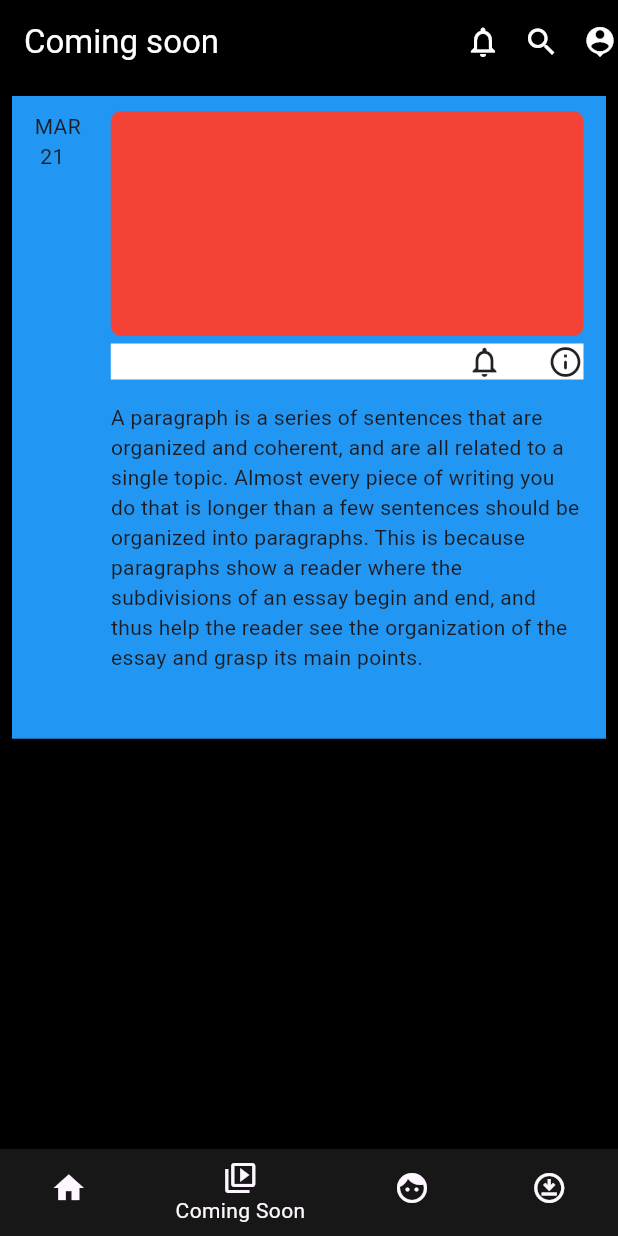
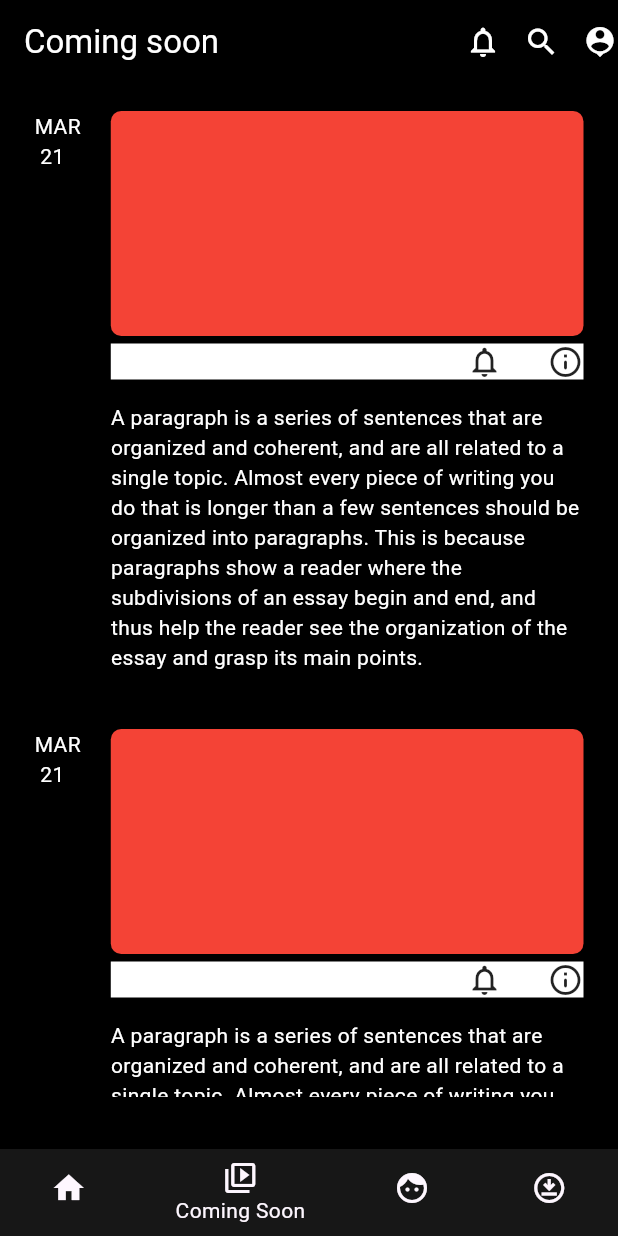
Before and after one commit to sambitskr/Netflix-clone, a Flutter app: the screen it shows after launch, item 2 of the bottom bar chosen, on a phone screen of 412 x 824 dp. Run offline on Flutter 3.47's test engine with Material 3 defaults, Android fonts, the phone set to English and light mode, and no system bars; missing offline and left inert: tmdb_api.

Commit message:
layout of comingsoonPage

```diff
--- a/lib/ComingSoon.dart
+++ b/lib/ComingSoon.dart
@@ -1,6 +1,7 @@
 import 'package:flutter/cupertino.dart';
 import 'package:flutter/material.dart';
 import 'package:flutter/widgets.dart';
+import 'package:netflix/Tiles/comingsoonTiles.dart';
 
 class ComingsoonPage extends StatelessWidget {
   const ComingsoonPage({super.key});
@@ -42,76 +43,23 @@ class ComingsoonPage extends StatelessWidget {
           Row(
             children: [],
           ),
-          SingleChildScrollView(
-            child: Padding(
+          Padding(
               padding: const EdgeInsets.all(8.0),
               child: Column(
                 children: [
                   Container(
-                    color: Colors.blue,
-                    height: MediaQuery.of(context).size.height * 0.52,
-                    width: MediaQuery.of(context).size.width,
-                    padding:
-                        EdgeInsets.only(top: 10.0, left: 15.0, right: 15.0),
-                    child: Row(
+                    height: MediaQuery.of(context).size.height * 0.81,
+                    child: ListView(
+                      scrollDirection: Axis.vertical,
                       children: [
-                        //Date of release
-                        Column(
-                          children: [Text('MAR\n 21')],
-                        ),
-                        SizedBox(
-                          width: 20,
-                        ),
-                        // the trailer and other content
-
-                        Expanded(
-                          child: Column(
-                            children: [
-                              Container(
-                                width: MediaQuery.of(context).size.width,
-                                height: 150,
-                                decoration: BoxDecoration(
-                                    color: Colors.red,
-                                    borderRadius: BorderRadius.circular(7)),
-                              ),
-                              SizedBox(
-                                height: 5,
-                              ),
-                              // icons
-                              Container(
-                                width: MediaQuery.of(context).size.width,
-                                color: Colors.white,
-                                child: Row(
-                                  mainAxisAlignment: MainAxisAlignment.end,
-                                  children: [
-                                    Icon(
-                                      Icons.notifications_none,
-                                    ),
-                                    SizedBox(
-                                      width: 30,
-                                    ),
-                                    Icon(Icons.info_outline_rounded),
-                                  ],
-                                ),
-                              ),
-                              SizedBox(
-                                height: 15,
-                              ),
-                              //description
-                              Container(
-                                child: Text(
-                                    'A paragraph is a series of sentences that are organized and coherent, and are all related to a single topic. Almost every piece of writing you do that is longer than a few sentences should be organized into paragraphs. This is because paragraphs show a reader where the subdivisions of an essay begin and end, and thus help the reader see the organization of the essay and grasp its main points.'),
-                              ),
-                            ],
-                          ),
-                        ),
+                        ComingsoonTile(),
+                        ComingsoonTile(),
+                        ComingsoonTile(),
                       ],
                     ),
                   ),
                 ],
-              ),
-            ),
-          )
+              )),
         ],
       ),
     );
--- /dev/null
+++ b/lib/Tiles/comingsoonTiles.dart
@@ -0,0 +1,76 @@
+import 'package:flutter/material.dart';
+
+class ComingsoonTile extends StatelessWidget {
+  const ComingsoonTile({super.key});
+
+  @override
+  Widget build(BuildContext context) {
+    return Container(
+      // color: Colors.blue,
+      height: MediaQuery.of(context).size.height * 0.5,
+      width: MediaQuery.of(context).size.width,
+      padding: EdgeInsets.only(top: 10.0, left: 15.0, right: 15.0),
+      child: Row(
+        children: [
+          //Date of release
+          Column(
+            children: [
+              Text(
+                'MAR\n 21',
+                style: TextStyle(color: Colors.white),
+              )
+            ],
+          ),
+          SizedBox(
+            width: 20,
+          ),
+          // the trailer and other content
+
+          Expanded(
+            child: Column(
+              children: [
+                Container(
+                  width: MediaQuery.of(context).size.width,
+                  height: 150,
+                  decoration: BoxDecoration(
+                      color: Colors.red,
+                      borderRadius: BorderRadius.circular(7)),
+                ),
+                SizedBox(
+                  height: 5,
+                ),
+                // icons
+                Container(
+                  width: MediaQuery.of(context).size.width,
+                  color: Colors.white,
+                  child: Row(
+                    mainAxisAlignment: MainAxisAlignment.end,
+                    children: [
+                      Icon(
+                        Icons.notifications_none,
+                      ),
+                      SizedBox(
+                        width: 30,
+                      ),
+                      Icon(Icons.info_outline_rounded),
+                    ],
+                  ),
+                ),
+                SizedBox(
+                  height: 15,
+                ),
+                //description
+                Container(
+                  child: Text(
+                    'A paragraph is a series of sentences that are organized and coherent, and are all related to a single topic. Almost every piece of writing you do that is longer than a few sentences should be organized into paragraphs. This is because paragraphs show a reader where the subdivisions of an essay begin and end, and thus help the reader see the organization of the essay and grasp its main points.',
+                    style: TextStyle(color: Colors.white),
+                  ),
+                ),
+              ],
+            ),
+          ),
+        ],
+      ),
+    );
+  }
+}
```
